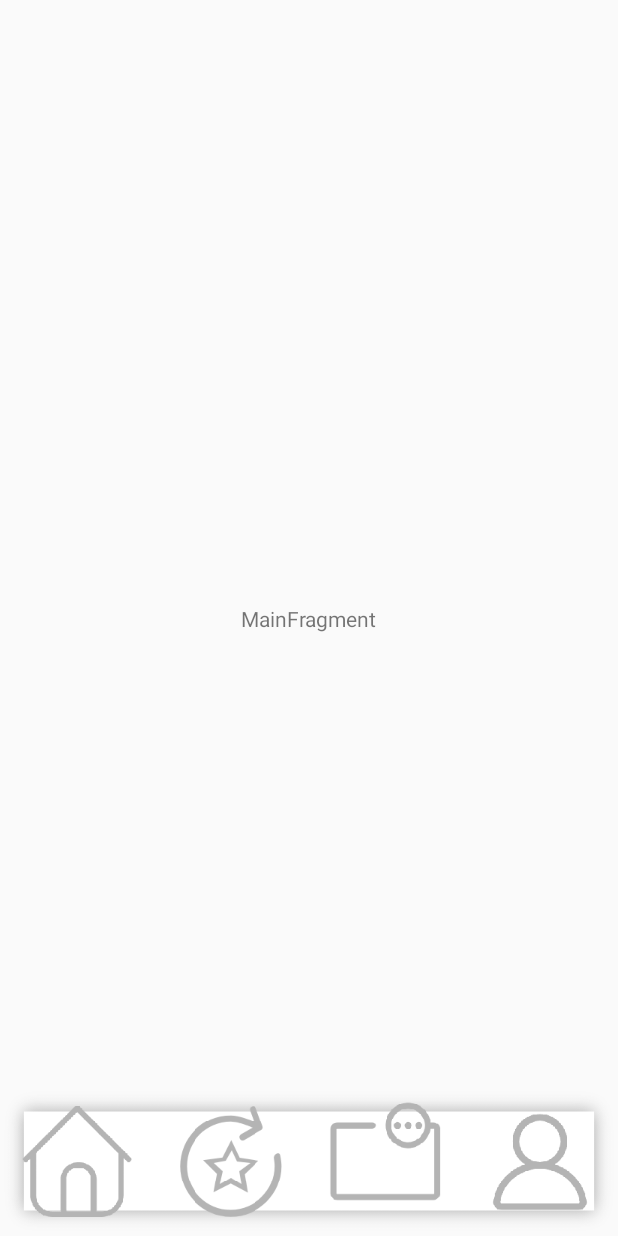
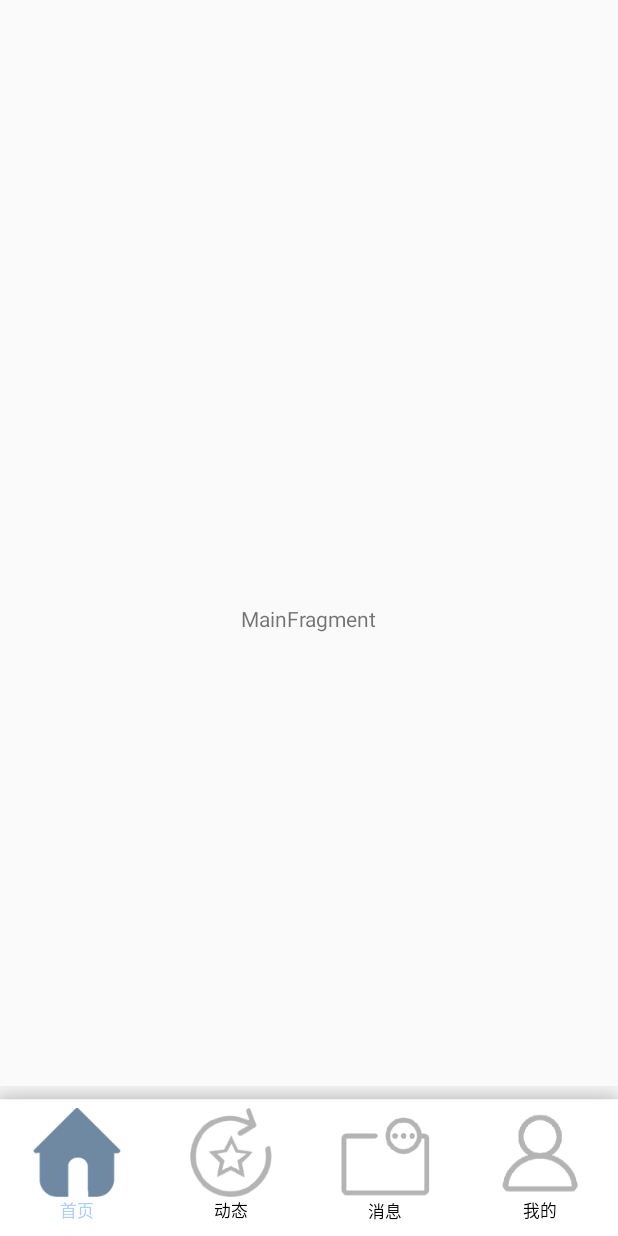
Before and after one commit to C9H1303N/PAP-FR-2-Android, an Android app: the screen it shows after launch (MainActivity), on a phone screen of 412 x 824 dp. Run offline under Robolectric (Android 15) with nearby library versions, the light colour scheme and no system bars.

Commit message:
导航栏

```diff
--- /dev/null
+++ b/app/src/main/res/color/color_radiobutton.xml
@@ -0,0 +1,6 @@
+<?xml version="1.0" encoding="utf-8"?>
+<selector xmlns:android="http://schemas.android.com/apk/res/android">
+<item android:state_checked="true" android:color="#abcfff"/>
+ <!-- not selected -->
+    <item android:state_checked="false" android:color="#000000"/>
+</selector>
--- /dev/null
+++ b/app/src/main/res/drawable/radio_group_selector_dongtai.xml
@@ -0,0 +1,5 @@
+<?xml version="1.0" encoding="utf-8"?>
+<selector xmlns:android="http://schemas.android.com/apk/res/android" >
+    <item android:state_checked="true" android:drawable="@mipmap/bottomnavi_dongtaiselected" ></item>
+    <item android:state_checked="false" android:drawable="@mipmap/bottomnavi_dongtaiunselect"></item>
+</selector>
--- /dev/null
+++ b/app/src/main/res/drawable/radio_group_selector_mainpage.xml
@@ -0,0 +1,5 @@
+<?xml version="1.0" encoding="utf-8"?>
+<selector xmlns:android="http://schemas.android.com/apk/res/android" >
+    <item android:state_checked="true" android:drawable="@mipmap/bottomnavi_mainpageselected" ></item>
+    <item android:state_checked="false" android:drawable="@mipmap/bottomnavi_mainpageunselect"></item>
+</selector>
--- /dev/null
+++ b/app/src/main/res/drawable/radio_group_selector_message.xml
@@ -0,0 +1,5 @@
+<?xml version="1.0" encoding="utf-8"?>
+<selector xmlns:android="http://schemas.android.com/apk/res/android" >
+    <item android:state_checked="true" android:drawable="@mipmap/bottomnavi_messageselected" ></item>
+    <item android:state_checked="false" android:drawable="@mipmap/bottomnavi_messageunselected"></item>
+</selector>
--- /dev/null
+++ b/app/src/main/res/drawable/radio_group_selector_mine.xml
@@ -0,0 +1,5 @@
+<?xml version="1.0" encoding="utf-8"?>
+<selector xmlns:android="http://schemas.android.com/apk/res/android" >
+    <item android:state_checked="true" android:drawable="@mipmap/bottomnavi_mineselected" ></item>
+    <item android:state_checked="false" android:drawable="@mipmap/bottomnavi_mineunselect"></item>
+</selector>
--- a/app/src/main/res/layout/main_activity.xml
+++ b/app/src/main/res/layout/main_activity.xml
@@ -20,7 +20,13 @@
             android:layout_height="wrap_content"
             android:layout_weight="1"
             android:button="@null"
-            android:drawableTop="@mipmap/bottomnavi_mainpageunselect"
+            android:checked="true"
+            android:drawableTop="@drawable/radio_group_selector_mainpage"
+            android:text="@string/mainpage"
+            android:scaleY="0.8"
+            android:scaleX="0.8"
+            android:textColor="@color/color_radiobutton"
+            android:layout_marginTop="5dp"
             android:gravity="center" />
 
 
@@ -30,7 +36,12 @@
             android:layout_height="wrap_content"
             android:layout_weight="1"
             android:button="@null"
-            android:drawableTop="@mipmap/bottomnavi_dongtaiunselect"
+            android:scaleY="0.8"
+            android:scaleX="0.8"
+            android:textColor="@color/color_radiobutton"
+            android:layout_marginTop="5dp"
+            android:drawableTop="@drawable/radio_group_selector_dongtai"
+            android:text="@string/dongtai"
             android:gravity="center" />
 
 
@@ -39,8 +50,13 @@
             android:layout_width="0dp"
             android:layout_height="wrap_content"
             android:layout_weight="1"
+            android:layout_marginTop="5dp"
             android:button="@null"
-            android:drawableTop="@mipmap/bottomnavi_messageunselected"
+            android:scaleY="0.8"
+            android:scaleX="0.8"
+            android:textColor="@color/color_radiobutton"
+            android:drawableTop="@drawable/radio_group_selector_message"
+            android:text="@string/message"
             android:gravity="center" />
 
         <RadioButton
@@ -49,8 +65,12 @@
             android:layout_height="wrap_content"
             android:layout_weight="1"
             android:button="@null"
-            android:checked="true"
-            android:drawableTop="@mipmap/bottomnavi_mineunselect"
+            android:scaleY="0.8"
+            android:scaleX="0.8"
+            android:textColor="@color/color_radiobutton"
+            android:text="@string/mine"
+            android:layout_marginTop="5dp"
+            android:drawableTop="@drawable/radio_group_selector_mine"
             android:gravity="center" />
     </RadioGroup>
 
--- a/app/src/main/res/values/strings.xml
+++ b/app/src/main/res/values/strings.xml
@@ -9,4 +9,8 @@
     <string name="invalid_username">Not a valid username</string>
     <string name="invalid_password">Password must be >5 characters</string>
     <string name="login_failed">"Login failed"</string>
+    <string name="mainpage">首页</string>
+    <string name="dongtai">动态</string>
+    <string name="message">消息</string>
+    <string name="mine">我的</string>
 </resources>
```
Also changed, not shown: app/src/main/res/mipmap-xxxhdpi/bottomnavi_messageunselected.png, app/src/main/res/mipmap-xxxhdpi/bottomnavi_naviframe.png.
